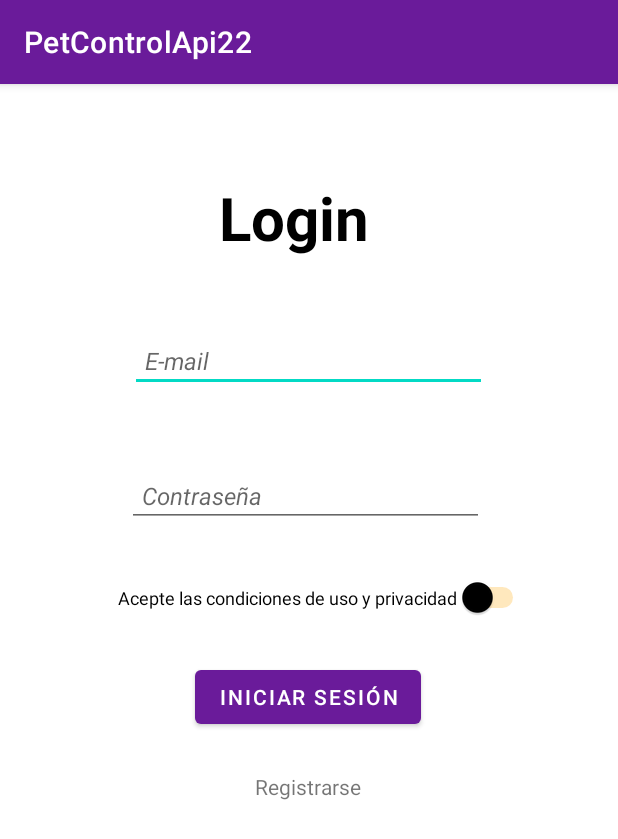
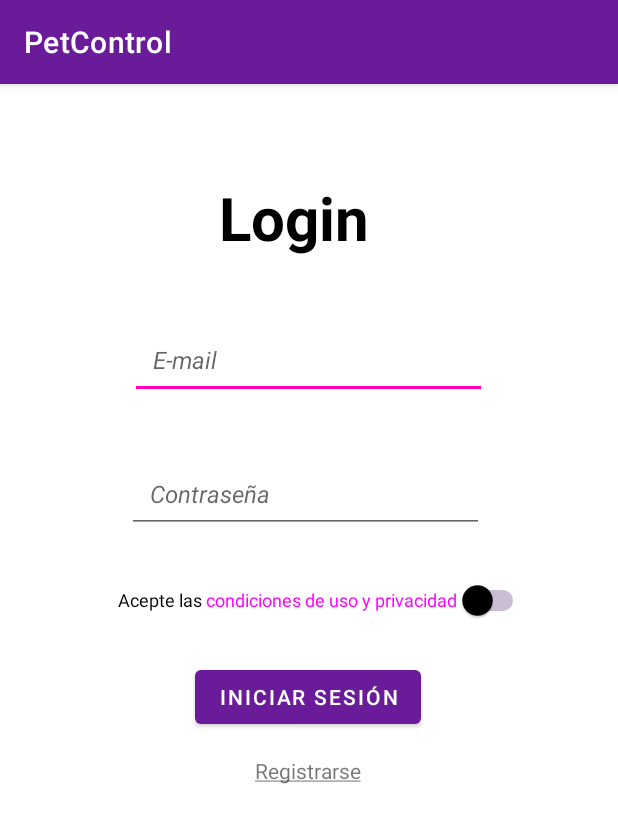
Before and after one commit to terroru29/PetControlApi22, an Android app: the LoginPetControl screen opened directly, with no data from a screen before it, on a phone screen of 412 x 824 dp. Shown: the top 839 px of the screen. Run offline under Robolectric (Android 15) with nearby library versions, the phone set to English and light mode, and no system bars.

Commit message:
style login

```diff
--- a/app/src/main/AndroidManifest.xml
+++ b/app/src/main/AndroidManifest.xml
@@ -15,11 +15,7 @@
         tools:targetApi="31">
         <activity
             android:name=".LoginPetControl"
-            android:exported="false" />
-        <activity
-            android:name=".ui.login.LoginActivity"
-            android:exported="false"
-            android:label="@string/title_activity_login" />
+            android:exported="true" />
         <activity
             android:name=".InicioPetControl"
             android:exported="true">
--- a/app/src/main/java/net/petcontrol/PetControlApi22/LoginPetControl.java
+++ b/app/src/main/java/net/petcontrol/PetControlApi22/LoginPetControl.java
@@ -3,15 +3,23 @@ package net.petcontrol.PetControlApi22;
 import androidx.appcompat.app.AppCompatActivity;
 
 import android.content.Intent;
+import android.graphics.Color;
+import android.graphics.Paint;
 import android.os.Bundle;
+import android.text.Spannable;
+import android.text.SpannableString;
+import android.text.style.ForegroundColorSpan;
 import android.view.View;
 import android.widget.Button;
+import android.widget.TextView;
 
 import com.google.android.material.floatingactionbutton.FloatingActionButton;
 
 public class LoginPetControl extends AppCompatActivity {
 
     Button logIn;
+    TextView terms, signUp;
+    String requirements, conditions;
     @Override
     protected void onCreate(Bundle savedInstanceState) {
         super.onCreate(savedInstanceState);
@@ -19,6 +27,34 @@ public class LoginPetControl extends AppCompatActivity {
 
         // Asociación de variables con sus recursos
         logIn = findViewById(R.id.btnLogIn);
+        terms = findViewById(R.id.switchTerms);
+        signUp = findViewById(R.id.txtSignUp);
+
+        // ----- CAMBIAR COLOR DEL TEXTO DEL SWITCH -----
+        // Obtener String del Switch
+        requirements = getResources().getString(R.string.terms);
+        conditions = String.format(requirements);
+
+        // Crear una instancia de SpannableString con el texto completo
+        SpannableString spannableString = new SpannableString(conditions);
+
+        // Definir los índices de inicio y fin de los caracteres que deseas cambiar de color
+        int init = 11; // El índice del primer caracter a cambiar de color (0-indexed)
+        int end = 42;    // El índice del último caracter a cambiar de color (no inclusivo)
+
+        // Crear un objeto ForegroundColorSpan para definir el color del texto
+        ForegroundColorSpan colorSpan = new ForegroundColorSpan(Color.MAGENTA);
+
+        // Aplicar el color sólo a la parte específica del texto
+        spannableString.setSpan(colorSpan, init, end, Spannable.SPAN_EXCLUSIVE_EXCLUSIVE);
+
+        // Establecer la cadena formateada en el TextView
+        terms.setText(spannableString);
+
+        // ----- SUBRAYAR PALABRA PARA IMITAR UN ENLACE ----
+        // Subrayar Registro
+        signUp.setPaintFlags(signUp.getPaintFlags() | Paint.UNDERLINE_TEXT_FLAG);
+        signUp.setText(R.string.sign_up);
     }
 
     public void nextWindow(View view) {
--- a/app/src/main/res/color/switch_thumb_selector.xml
+++ b/app/src/main/res/color/switch_thumb_selector.xml
@@ -1,7 +1,7 @@
 <?xml version="1.0" encoding="utf-8"?>
 <selector xmlns:android="http://schemas.android.com/apk/res/android">
     <!-- Color de la barra deslizante cuando está desactivada -->
-    <item android:color="@color/colorSwitchThumbDisabled" android:state_enabled="false" />
+    <item android:color="@color/switch_pointer_unchecked" android:state_checked="false" />
     <!-- Color de la barra deslizante cuando está activada -->
-    <item android:color="@color/colorSwitchThumbEnabled" />
+    <item android:color="@color/switch_pointer_checked" android:state_checked="true"/>
 </selector>
--- a/app/src/main/res/layout/activity_inicio_petcontrol.xml
+++ b/app/src/main/res/layout/activity_inicio_petcontrol.xml
@@ -219,6 +219,8 @@
         android:layout_height="wrap_content"
         android:clickable="true"
         android:onClick="next"
+        android:contentDescription="@string/btn_floatting"
+        android:backgroundTint="@color/teal_200"
         app:layout_constraintBottom_toBottomOf="parent"
         app:layout_constraintEnd_toEndOf="parent"
         app:layout_constraintHorizontal_bias="0.926"
--- a/app/src/main/res/layout/activity_login_petcontrol.xml
+++ b/app/src/main/res/layout/activity_login_petcontrol.xml
@@ -23,9 +23,10 @@
         android:id="@+id/etEmail"
         style="@style/hints"
         android:layout_width="238dp"
-        android:layout_height="42dp"
+        android:layout_height="48dp"
         android:ems="10"
         android:hint="@string/hint_email"
+        android:autofillHints="emailAddress"
         android:inputType="textEmailAddress"
         app:layout_constraintBottom_toBottomOf="parent"
         app:layout_constraintEnd_toEndOf="parent"
@@ -38,9 +39,10 @@
         android:id="@+id/etPassword"
         style="@style/hints"
         android:layout_width="238dp"
-        android:layout_height="42dp"
+        android:layout_height="48dp"
         android:ems="10"
         android:hint="@string/hint_pass"
+        android:autofillHints="password"
         android:inputType="textPassword"
         app:layout_constraintBottom_toBottomOf="parent"
         app:layout_constraintEnd_toEndOf="parent"
@@ -65,17 +67,18 @@
     <Switch
         android:id="@+id/switchTerms"
         android:layout_width="wrap_content"
-        android:layout_height="wrap_content"
+        android:layout_height="48dp"
         android:text="@string/terms"
         android:textSize="12sp"
         android:thumbTint="@color/switch_thumb_selector"
-        android:trackTint="@color/switch_track_color"
+        android:trackTint="@color/switch_track_background"
         app:layout_constraintBottom_toBottomOf="parent"
         app:layout_constraintEnd_toEndOf="parent"
         app:layout_constraintHorizontal_bias="0.569"
         app:layout_constraintStart_toStartOf="parent"
         app:layout_constraintTop_toTopOf="parent"
-        app:layout_constraintVertical_bias="0.444" />
+        app:layout_constraintVertical_bias="0.444"
+        tools:ignore="UseSwitchCompatOrMaterialXml" />
 
     <TextView
         android:id="@+id/txtSignUp"
@@ -87,5 +90,5 @@
         app:layout_constraintHorizontal_bias="0.498"
         app:layout_constraintStart_toStartOf="parent"
         app:layout_constraintTop_toTopOf="parent"
-        app:layout_constraintVertical_bias="0.613" />
+        app:layout_constraintVertical_bias="0.598" />
 </androidx.constraintlayout.widget.ConstraintLayout>
--- a/app/src/main/res/values/colors.xml
+++ b/app/src/main/res/values/colors.xml
@@ -13,9 +13,9 @@
     <color name="purple">#FF6A1B9A</color>
     <color name="grey">#FF737373</color>
 
-    <!-- Switch activado/desactivado-->
-    <color name="colorSwitchThumbDisabled">@android:color/transparent</color>
-    <color name="colorSwitchThumbEnabled">@color/black</color>
+    <!-- Switch marcado/no marcado-->
+    <color name="switch_pointer_unchecked">@color/black</color>
+    <color name="switch_pointer_checked">#FFFA52C2</color>
     <!-- Color fondo switch -->
-    <color name="switch_track_color">#FFA500</color>
+    <color name="switch_track_background">#FF340059</color>
 </resources>
--- a/app/src/main/res/values/strings.xml
+++ b/app/src/main/res/values/strings.xml
@@ -1,6 +1,6 @@
 <resources>
     <!-- BOTTOM VIEW -->
-    <string name="app_name">PetControlApi22</string>
+    <string name="app_name">PetControl</string>
     <string name="title_notifications">Notifications</string>
     <string name="title_calendar">Calendar</string>
     <string name="title_PC">PC</string>
@@ -12,6 +12,7 @@
     <string name="description_pic">Logo de la aplicación que representa las letras P y C, que son
         las iniciales de los creadores y del título, rellenas con diferentes animales.</string>
     <string name="eslogan">Cerca de tus animales</string>
+    <string name="btn_floatting">Botón flotante para pasar de pantalla</string>
 
     <!-- LOGIN -->
     <string name="title_login">Login</string>
--- a/app/src/main/res/values/themes.xml
+++ b/app/src/main/res/values/themes.xml
@@ -8,7 +8,7 @@
         <item name="colorPrimaryVariant">@android:color/holo_purple</item>
         <item name="colorOnPrimary">@color/white</item>
         <!-- Secondary brand color. -->
-        <item name="colorSecondary">@color/teal_200</item>
+        <item name="colorSecondary">#FFFF00BF</item>
         <item name="colorSecondaryVariant">@color/teal_700</item>
         <item name="colorOnSecondary">@color/black</item>
         <!-- Status bar color. -->
@@ -33,7 +33,7 @@
         <item name="android:textColor">@color/grey</item>
         <item name="android:textStyle">italic</item>
         <item name="android:textSize">16sp</item>
-        <item name="android:padding">10dp</item>
+        <item name="android:padding">15dp</item>
     </style>
 
 </resources>
```
